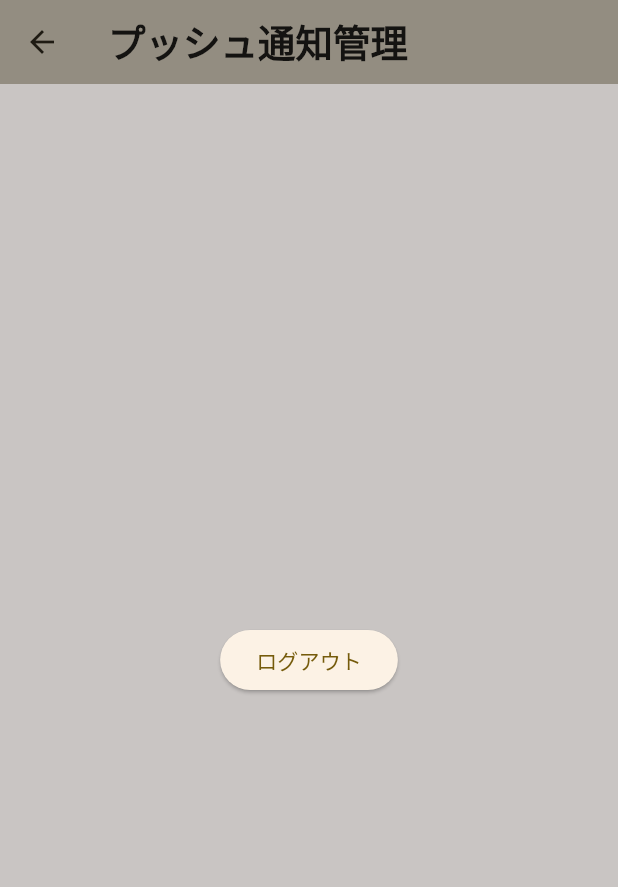
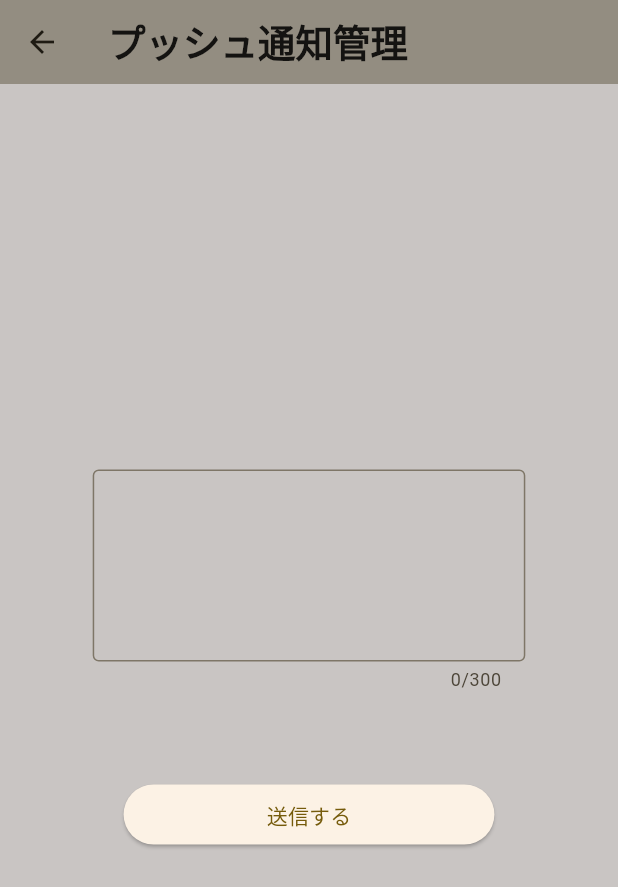
Before and after one commit to fiveprogram/saon_vishu, a Flutter app: the PushNotificationPage screen opened directly, on a phone screen of 412 x 824 dp. Shown: the top 887 px of the screen. Run offline on Flutter 3.47's test engine with Material 2 defaults, Android fonts, the phone set to English and light mode, and no system bars; our stand-ins replace carousel_slider, cloud_firestore, firebase_auth, firebase_core, firebase_storage, flutter_datetime_picker and 6 more; accounts and stored records are empty; network calls fail.

Commit message:
プッシュ通知画面実装後

```diff
--- a/lib/confirm_reservation/confirm_reservation_page.dart
+++ b/lib/confirm_reservation/confirm_reservation_page.dart
@@ -472,7 +472,7 @@ class _ConfirmReservationPageState extends State<ConfirmReservationPage> {
                               SizedBox(
                                 width: width * 0.55,
                                 child: const Text(
-                                  '髪の長さに応じて、パーマ剤・薬剤・その他トリートメントの使用量が変動します。ロング料金（550~円）からにご了承いただけました方は、確認欄をタップください',
+                                  '髪の長さに応じて、パーマ剤・薬剤・その他トリートメントの使用量が変動します。ロング料金（550~円)にご了承いただけました方は、確認欄をタップください',
                                   style: TextStyle(
                                       color: Colors.black87, fontSize: 13),
                                 ),
--- a/lib/main.dart
+++ b/lib/main.dart
@@ -17,8 +17,8 @@ import 'package:salon_vishu/master/booker_detail/booker_detail_model.dart';
 import 'package:salon_vishu/master/master_select_page.dart';
 import 'package:salon_vishu/master/push_notification/push_notification_model.dart';
 import 'package:salon_vishu/master/rest_date_register/rest_date_register_model.dart';
+import 'package:salon_vishu/profile/cancel_guide/cancel_guide_model.dart';
 import 'package:salon_vishu/profile/profile_model.dart';
-import 'package:salon_vishu/profile/profile_page.dart';
 import 'package:salon_vishu/profile/salon_info/salon_info_model.dart';
 import 'package:salon_vishu/sign_in/sign_in_model.dart';
 import 'package:salon_vishu/sign_in/sign_in_page.dart';
@@ -122,6 +122,7 @@ class MyApp extends StatelessWidget {
         ChangeNotifierProvider(create: (_) => CancelReservationModel()),
         ChangeNotifierProvider(create: (_) => SalonInfoModel()..fetchInfo()),
         ChangeNotifierProvider(create: (_) => BookerDetailModel()),
+        ChangeNotifierProvider(create: (_) => CancelGuideModel()),
       ],
       child: MaterialApp(
         debugShowCheckedModeBanner: false,
@@ -152,7 +153,7 @@ class MyApp extends StatelessWidget {
                   if (snapshot.data!.uid == 'pQKtcv6IqHVA4heqhYb2idBExXO2') {
                     return const MasterSelectPage();
                   }
-                  return const ProfilePage();
+                  return const MainSelectPage();
                 }
                 return const SignInPage();
               },
--- a/lib/main_select_page.dart
+++ b/lib/main_select_page.dart
@@ -33,7 +33,7 @@ class _MainSelectPageState extends State<MainSelectPage> {
           items: const [
             BottomNavigationBarItem(icon: Icon(Icons.menu), label: 'メニュー'),
             BottomNavigationBarItem(icon: Icon(Icons.history), label: '履歴'),
-            BottomNavigationBarItem(icon: Icon(Icons.person), label: 'プロフィール'),
+            BottomNavigationBarItem(icon: Icon(Icons.home), label: 'ホーム'),
           ]),
     );
   }
--- a/lib/master/booker_calendar/booker_calendar_model.dart
+++ b/lib/master/booker_calendar/booker_calendar_model.dart
@@ -4,8 +4,6 @@ import 'package:hexcolor/hexcolor.dart';
 import 'package:intl/intl.dart';
 import 'package:salon_vishu/domain/reservation.dart';
 import 'package:table_calendar/table_calendar.dart';
-
-import '../../domain/menu.dart';
 
 class BookerCalendarModel extends ChangeNotifier {
   CalendarFormat calendarFormat = CalendarFormat.month;
--- a/lib/master/push_notification/push_notification_model.dart
+++ b/lib/master/push_notification/push_notification_model.dart
@@ -1,3 +1,5 @@
 import 'package:flutter/cupertino.dart';
 
-class PushNotificationModel extends ChangeNotifier {}
+class PushNotificationModel extends ChangeNotifier {
+  final notificationController = TextEditingController();
+}
--- a/lib/master/push_notification/push_notification_page.dart
+++ b/lib/master/push_notification/push_notification_page.dart
@@ -1,4 +1,3 @@
-import 'package:firebase_auth/firebase_auth.dart';
 import 'package:flutter/material.dart';
 import 'package:provider/provider.dart';
 import 'package:salon_vishu/common_widget/vishu_app_bar.dart';
@@ -14,17 +13,39 @@ class PushNotificationPage extends StatefulWidget {
 class _PushNotificationPageState extends State<PushNotificationPage> {
   @override
   Widget build(BuildContext context) {
+    final height = MediaQuery.of(context).size.height;
+    final width = MediaQuery.of(context).size.width;
+
     return Consumer<PushNotificationModel>(builder: (context, model, child) {
       return Scaffold(
-        appBar: vishuAppBar(appBarTitle: 'プッシュ通知管理', isJapanese: true),
-        body: Center(
-          child: ElevatedButton(
-              onPressed: () async {
-                await FirebaseAuth.instance.signOut();
-              },
-              child: Text('ログアウト')),
-        ),
-      );
+          appBar: vishuAppBar(appBarTitle: 'プッシュ通知管理', isJapanese: true),
+          body: Column(
+            mainAxisAlignment: MainAxisAlignment.center,
+            crossAxisAlignment: CrossAxisAlignment.center,
+            children: [
+              SizedBox(width: width),
+              SizedBox(
+                height: height * 0.2,
+                width: width * 0.7,
+                child: TextFormField(
+                  maxLength: 300,
+                  maxLines: 4,
+                  controller: model.notificationController,
+                  decoration: const InputDecoration(
+                    border: OutlineInputBorder(),
+                  ),
+                ),
+              ),
+              SizedBox(height: height * 0.05),
+              SizedBox(
+                width: width * 0.6,
+                child: ElevatedButton(
+                  child: Text('送信する'),
+                  onPressed: () {},
+                ),
+              )
+            ],
+          ));
     });
   }
 }
--- /dev/null
+++ b/lib/profile/cancel_guide/cancel_guide_model.dart
@@ -0,0 +1,3 @@
+import 'package:flutter/foundation.dart';
+
+class CancelGuideModel extends ChangeNotifier {}
--- a/pubspec.yaml
+++ b/pubspec.yaml
@@ -50,6 +50,7 @@ dependencies:
   carousel_slider: ^4.2.1
   url_launcher: ^6.1.7
   table_calendar: ^3.0.9
+  firebase_messaging: ^14.2.0
 
 
 dev_dependencies:
@@ -118,8 +119,9 @@ flutter:
   # To add assets to your application, add an assets section, like this:
   assets:
     - images/vishu_view.png
-    - images/LILIA-BEAUTY.jpeg
     - images/スクリーンショット 2023-01-14 11.05.27.png
+    - images/begin_cancel.jpg
+    - images/complete_cancel.PNG
     #   - images/a_dot_ham.jpeg
 
   # An image asset can refer to one or more resolution-specific "variants", see
```
Also changed, not shown: lib/profile/cancel_guide/cancel_guide_page.dart (added, +98 -0 lines), lib/profile/guide/guid_reservation_page.dart (deleted, +0 -19 lines), lib/profile/guide/guide_reservation_model.dart (deleted, +0 -18 lines), lib/profile/profile_page.dart (+3 -4 lines), images/LILIA-BEAUTY.jpeg (deleted), images/begin_cancel.jpg (added), images/complete_cancel.PNG (added), pubspec.lock, 3 other files.
